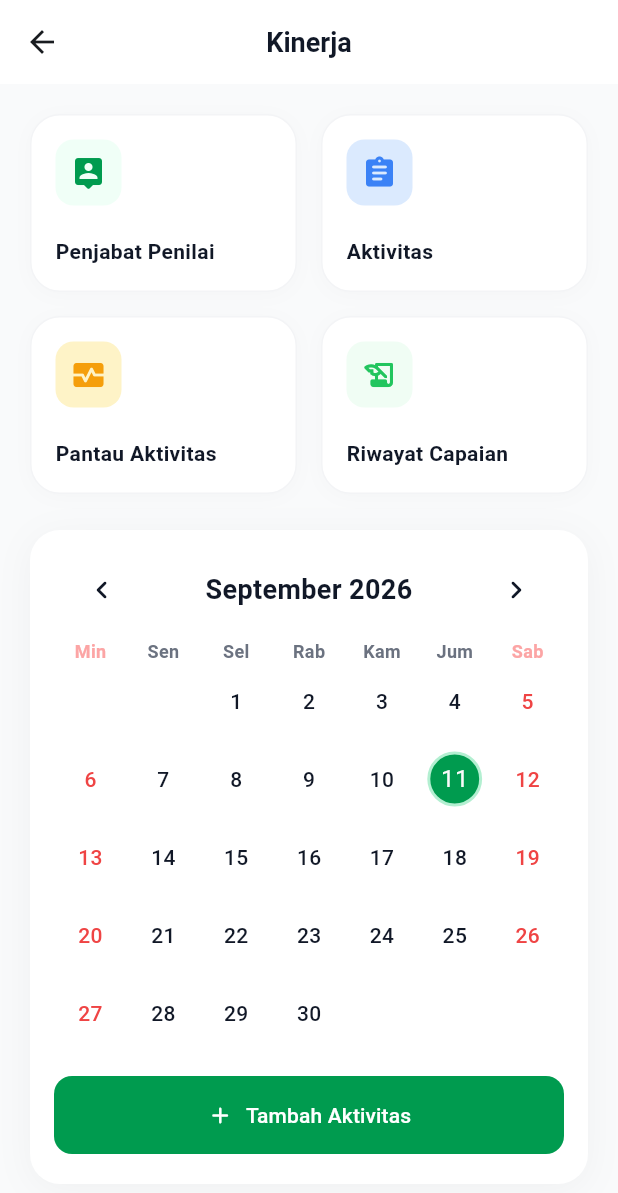
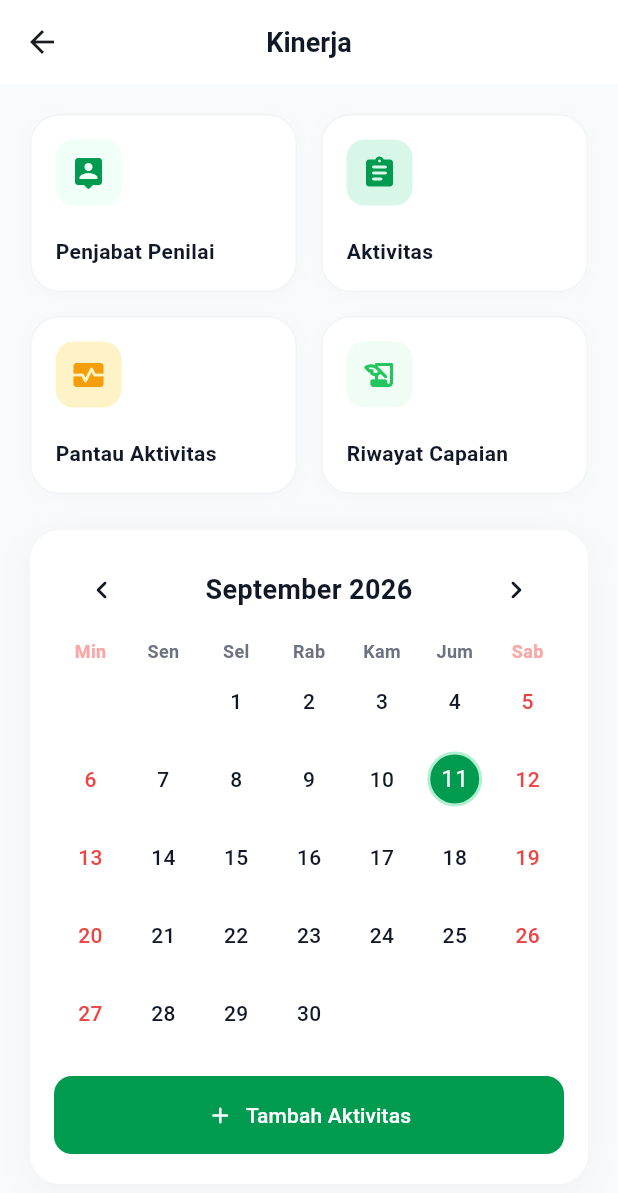
Before and after one commit to aptikabs/fe-mobile-presensi, a Flutter app: the ActivityPage screen opened directly, on a phone screen of 412 x 824 dp. Shown: the top 1193 px of the screen. Run offline on Flutter 3.47's test engine with Material 3 defaults, Android fonts, the phone set to English and light mode, and no system bars; drawn by our look-alikes of table_calendar; our stand-ins replace audioplayers, camera, connectivity_plus, dartz, device_info_plus, equatable and 19 more; missing offline and left inert: android_id, android_intent_plus, google_mlkit_face_detection, safe_device, security_plus, tflite_flutter; accounts and stored records are empty; network calls fail.

Commit message:
"Ade - update tampilan"

```diff
--- a/lib/api/urls.dart
+++ b/lib/api/urls.dart
@@ -116,7 +116,7 @@ class Urls {
   static String get daftarPerangkat => '$baseUrl/v3/daftar-perangkat';
 
   // ABSEN
-  static String get absen => '$baseUrl/presensi/simpan';
+  static String get absen => '$baseUrl/v3/presensi/simpan';
 
   // BANNER
   static String get banner => '$baseUrl/v3/banners';
--- a/lib/core/constants/app_colors.dart
+++ b/lib/core/constants/app_colors.dart
@@ -14,15 +14,16 @@ class AppColors {
   static const Color primary900 = Color(0xFF004A26);
 
   // Secondary Colors (Blue)
-  static const Color secondary100 = Color(0xFFDBEAFE);
-  static const Color secondary200 = Color(0xFFBFDBFE);
-  static const Color secondary300 = Color(0xFF93C5FD);
-  static const Color secondary400 = Color(0xFF60A5FA);
-  static const Color secondary500 = Color(0xFF3B82F6);
-  static const Color secondary600 = Color(0xFF2563EB);
-  static const Color secondary700 = Color(0xFF1D4ED8);
-  static const Color secondary800 = Color(0xFF1E40AF);
-  static const Color secondary900 = Color(0xFF1E3A8A);
+    static const Color secondary50 = Color(0xFFF0FFF7);
+  static const Color secondary100 = Color(0xFFD9F7E8);
+  static const Color secondary200 = Color(0xFFB3EFD1);
+  static const Color secondary300 = Color(0xFF66D9A3);
+  static const Color secondary400 = Color(0xFF33BA79);
+  static const Color secondary500 = Color(0xFF009B4F);
+  static const Color secondary600 = Color(0xFF008A46);
+  static const Color secondary700 = Color(0xFF00753C);
+  static const Color secondary800 = Color(0xFF005F31);
+  static const Color secondary900 = Color(0xFF004A26);
 
   // Neutral Colors (Greys)
   static const Color neutral50 = Color(0xFFF9FAFB);
```
Also changed, not shown: lib/core/network/pinned_http_client.dart (+85 -1 lines), lib/firebase_options.dart, pubspec.lock, 38 other files.
